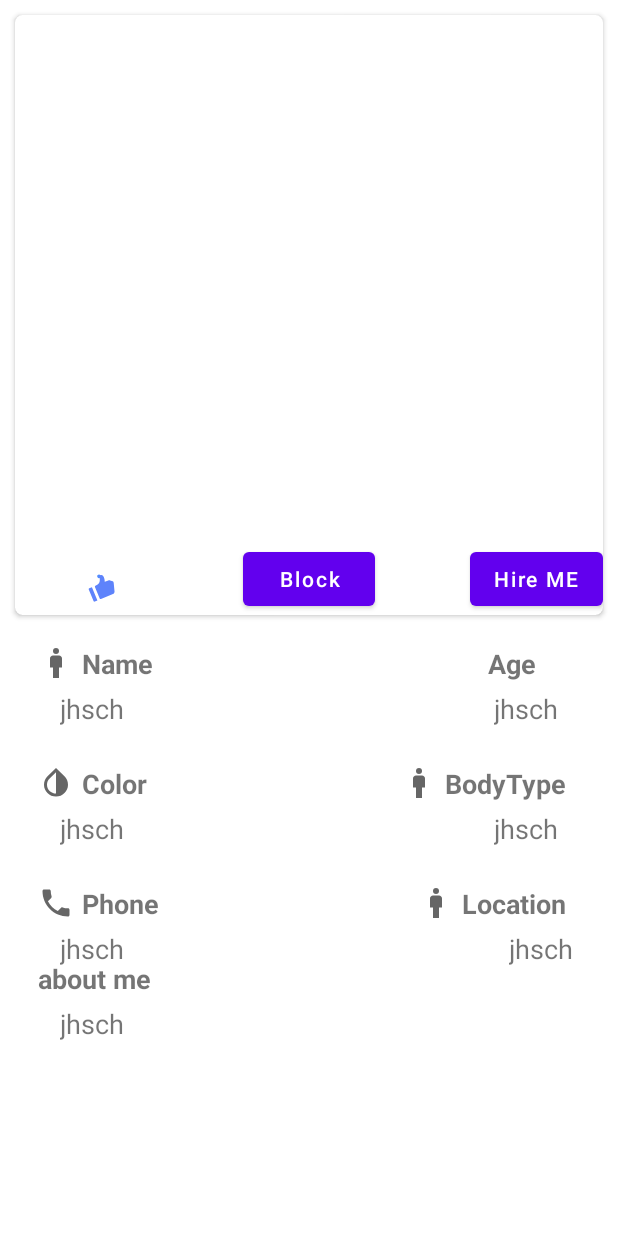
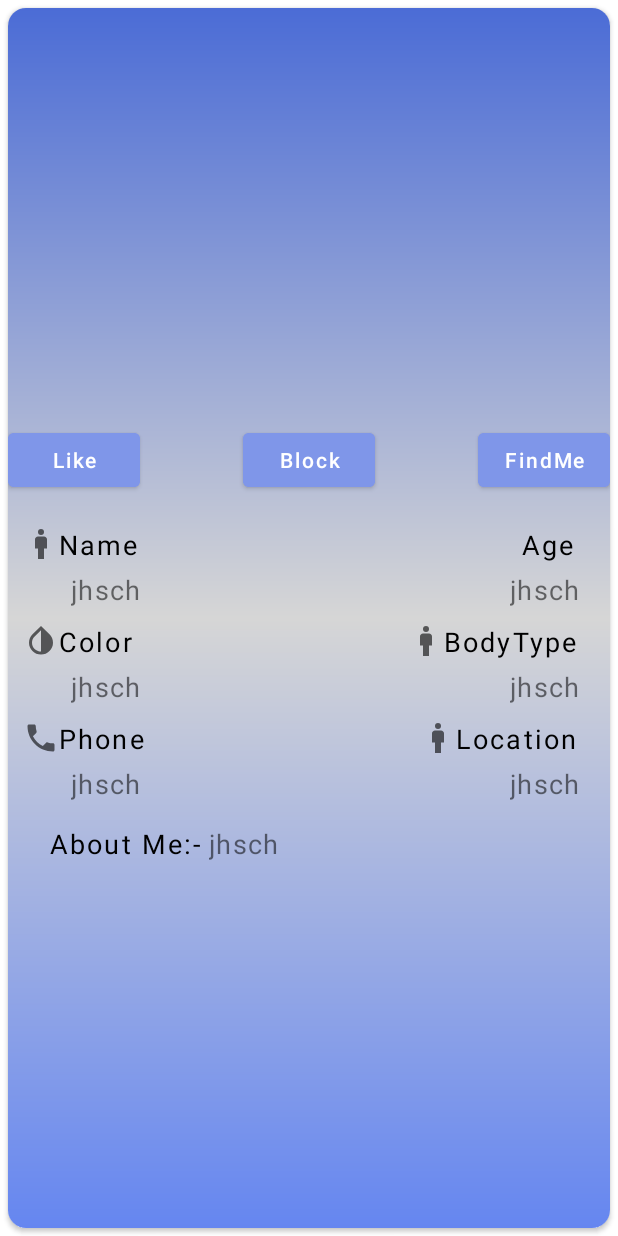
Before and after one commit to sumit2607/GirlFriend_Renting_Service, an Android app: the layout activity_profile_details2.xml on its own in the app's theme, with its tools: preview values and no code run, on a phone screen of 412 x 824 dp. Run offline under Robolectric (Android 15) with nearby library versions, the phone set to English and light mode, and no system bars.

Commit message:
Done............Test........

```diff
--- a/app/src/main/java/com/example/girlfriend_renting_service/ApiClient.java
+++ b/app/src/main/java/com/example/girlfriend_renting_service/ApiClient.java
@@ -4,6 +4,6 @@ import retrofit2.Call;
 import retrofit2.http.GET;
 
 public interface ApiClient {
-    @GET("Sumit19jan/7fda9476a2b4cbef155ca956df276562/raw/558e27c3fb194b3e2304bc6d4169bbf4610c24e3/gistfile1.txt")
+    @GET("Sumit19jan/7fda9476a2b4cbef155ca956df276562/raw/f12f1b54ac51fd9de32bc0ebad28c0eaed3116ea/gistfile1.txt")
     Call<ResponseDTO> getProfile();
 }
--- a/app/src/main/java/com/example/girlfriend_renting_service/ProfileDTO.java
+++ b/app/src/main/java/com/example/girlfriend_renting_service/ProfileDTO.java
@@ -1,7 +1,9 @@
 package com.example.girlfriend_renting_service;
+
 
 import com.google.gson.annotations.SerializedName;
 import java.io.Serializable;
+
 
 public class ProfileDTO implements Serializable {
 
@@ -19,6 +21,21 @@ public class ProfileDTO implements Serializable {
 
 	@SerializedName("color")
 	private String color;
+
+	@SerializedName("location")
+	private String location;
+
+	@SerializedName("phone")
+	private String phone;
+
+	@SerializedName("about_me")
+	private String aboutMe;
+
+	@SerializedName("height")
+	private String height;
+
+	@SerializedName("weight")
+	private String weight;
 
 	@SerializedName("type")
 	private String type;
@@ -43,6 +60,26 @@ public class ProfileDTO implements Serializable {
 		return color;
 	}
 
+	public String getLocation(){
+		return location;
+	}
+
+	public String getPhone(){
+		return phone;
+	}
+
+	public String getAboutMe(){
+		return aboutMe;
+	}
+
+	public String getHeight(){
+		return height;
+	}
+
+	public String getWeight(){
+		return weight;
+	}
+
 	public String getType(){
 		return type;
 	}
--- a/app/src/main/java/com/example/girlfriend_renting_service/viewholder/ProfileViewHolder.java
+++ b/app/src/main/java/com/example/girlfriend_renting_service/viewholder/ProfileViewHolder.java
@@ -2,6 +2,7 @@ package com.example.girlfriend_renting_service.viewholder;
 
 import android.view.View;
 import android.widget.ImageView;
+import android.widget.TextView;
 
 import androidx.annotation.NonNull;
 import androidx.cardview.widget.CardView;
@@ -16,17 +17,20 @@ public class ProfileViewHolder extends RecyclerView.ViewHolder {
 
     private ImageView mIvProfile;
     private CardView mCardView;
+    private TextView mTvName;
     private ItemClickListener itemClickListener;
 
     public ProfileViewHolder(@NonNull View itemView, ItemClickListener itemClickListener) {
         super(itemView);
         mIvProfile = itemView.findViewById(R.id.ivPic);
         mCardView = itemView.findViewById(R.id.cardView);
+        mTvName = itemView.findViewById(R.id.textView5);
         this.itemClickListener = itemClickListener;
     }
 
     public void setData(ProfileDTO profileDTO) {
         Glide.with(mIvProfile).load(profileDTO.getProfileImageUrl()).into(mIvProfile);
+        mTvName.setText(profileDTO.getName());
         mCardView.setOnClickListener(new View.OnClickListener() {
             @Override
             public void onClick(View view) {
--- /dev/null
+++ b/app/src/main/res/drawable/profile_bg.xml
@@ -0,0 +1,9 @@
+<shape xmlns:android="http://schemas.android.com/apk/res/android" android:shape="rectangle" >
+    <gradient
+        android:startColor="#6586F0"
+        android:centerColor="#D6D6D6"
+        android:endColor="#4B6CD6"
+        android:angle="90"/>
+    <corners
+        android:radius="0dp"/>
+</shape>
--- a/app/src/main/res/layout/activity_main.xml
+++ b/app/src/main/res/layout/activity_main.xml
@@ -23,5 +23,6 @@
         android:defaultFocusHighlightEnabled="true"
         android:nextFocusUp="@color/black"
         android:outlineSpotShadowColor="@color/black"
-        app:menu="@menu/bottom_navigation" />
+        app:menu="@menu/bottom_navigation"
+        android:focusable="true" />
 </RelativeLayout>
--- a/app/src/main/res/layout/activity_profile_details2.xml
+++ b/app/src/main/res/layout/activity_profile_details2.xml
@@ -1,48 +1,46 @@
-<LinearLayout xmlns:android="http://schemas.android.com/apk/res/android"
-    xmlns:app="http://schemas.android.com/apk/res-auto"
+<androidx.cardview.widget.CardView
+    xmlns:android="http://schemas.android.com/apk/res/android"
     xmlns:tools="http://schemas.android.com/tools"
     android:layout_width="match_parent"
     android:layout_height="match_parent"
+    xmlns:app="http://schemas.android.com/apk/res-auto"
     android:orientation="vertical"
+    app:cardCornerRadius="12dp"
+    android:elevation="10dp"
+    android:layout_margin="5dp"
     tools:context=".ProfileDetailsActivity">
-
-
-    <androidx.cardview.widget.CardView
+    <LinearLayout
         android:layout_width="match_parent"
-        android:layout_height="wrap_content"
-        android:layout_margin="10dp"
-        android:elevation="10dp"
-        android:padding="5dp"
-        app:cardCornerRadius="5dp">
-
-
+        android:background="@drawable/profile_bg"
+        android:orientation="vertical"
+        android:layout_height="match_parent">
         <RelativeLayout
             android:layout_width="match_parent"
-            android:layout_height="400dp"
+            android:layout_height="325dp"
             android:orientation="horizontal">
 
             <ImageView
                 android:id="@+id/ivImage"
                 android:layout_width="match_parent"
-                android:layout_height="500dp"
+                android:layout_height="300dp"
                 android:scaleType="centerCrop" />
 
-
-            <com.airbnb.lottie.LottieAnimationView
+            <Button
                 android:id="@+id/btnLike"
-                android:layout_width="70dp"
-                android:layout_height="39dp"
+                android:layout_width="wrap_content"
+                android:layout_height="wrap_content"
                 android:layout_alignParentBottom="true"
-                android:layout_marginStart="24dp"
-                android:layout_marginBottom="0dp"
-                app:lottie_autoPlay="true"
-                app:lottie_fileName="like2.json"
-                app:lottie_loop="true" />
+                android:backgroundTint="#7F96E9"
+                android:text="Like"
+                android:textAllCaps="false"
+                android:textColor="@color/white" />
 
             <Button
                 android:id="@+id/btnBlock"
                 android:layout_width="wrap_content"
                 android:layout_height="wrap_content"
+                android:backgroundTint="#7F96E9"
+                android:textColor="@color/white"
                 android:layout_alignParentBottom="true"
                 android:layout_centerHorizontal="true"
                 android:text="Block"
@@ -52,42 +50,39 @@
                 android:id="@+id/btnProceed"
                 android:layout_width="wrap_content"
                 android:layout_height="wrap_content"
+                android:backgroundTint="#7F96E9"
+                android:textColor="@color/white"
                 android:layout_alignParentEnd="true"
                 android:layout_alignParentBottom="true"
                 android:layout_centerHorizontal="true"
-                android:text="Hire ME"
+                android:text="FindMe"
                 android:textAllCaps="false" />
-
         </RelativeLayout>
-
-    </androidx.cardview.widget.CardView>
-
         <RelativeLayout
             android:layout_width="match_parent"
-        android:layout_height="match_parent">
-
-
+            android:layout_margin="10dp"
+            android:layout_height="wrap_content">
 
             <TextView
                 android:id="@+id/n"
                 android:layout_width="wrap_content"
                 android:layout_height="wrap_content"
-            android:layout_marginLeft="25dp"
                 android:layout_marginTop="10dp"
-            android:drawableStart="@drawable/ic_name"
-            android:drawablePadding="5dp"
+                android:letterSpacing="0.08"
                 android:text="Name "
+                android:textColor="@color/black"
                 android:textSize="18sp"
-            android:textStyle="bold" />
+
+                app:drawableStartCompat="@drawable/ic_name" />
 
             <TextView
                 android:id="@+id/name"
                 android:layout_width="wrap_content"
                 android:layout_height="wrap_content"
+                android:letterSpacing="0.05"
                 android:layout_below="@id/n"
-            android:layout_marginLeft="40dp"
+                android:layout_marginStart="32dp"
                 android:layout_marginTop="5dp"
-            android:drawablePadding="5dp"
                 android:text="jhsch"
                 android:textSize="18sp" />
 
@@ -97,20 +92,22 @@
                 android:layout_height="wrap_content"
                 android:layout_alignParentEnd="true"
                 android:layout_marginTop="10dp"
-            android:layout_marginRight="50dp"
+                android:layout_marginEnd="8dp"
+                android:letterSpacing="0.08"
                 android:text="Age "
-            android:textSize="18sp"
-            android:textStyle="bold" />
+                android:textColor="@color/black"
+                android:textSize="18sp" />
 
             <TextView
                 android:id="@+id/age"
                 android:layout_width="wrap_content"
                 android:layout_height="wrap_content"
+                android:letterSpacing="0.05"
                 android:layout_below="@id/n"
+
                 android:layout_alignParentEnd="true"
                 android:layout_marginTop="5dp"
-            android:layout_marginRight="40dp"
-            android:drawablePadding="5dp"
+                android:layout_marginEnd="10dp"
                 android:text="jhsch"
                 android:textSize="18sp" />
 
@@ -118,20 +115,22 @@
                 android:id="@+id/c"
                 android:layout_width="wrap_content"
                 android:layout_height="wrap_content"
-            android:layout_marginLeft="25dp"
-            android:layout_marginTop="90dp"
-            android:drawableStart="@drawable/ic_color"
-            android:drawablePadding="5dp"
+                android:layout_below="@id/name"
+                android:layout_marginTop="10dp"
+                android:letterSpacing="0.08"
                 android:text="Color"
+                android:textColor="@color/black"
                 android:textSize="18sp"
-            android:textStyle="bold" />
+
+                app:drawableStartCompat="@drawable/ic_color" />
 
             <TextView
                 android:id="@+id/color"
                 android:layout_width="wrap_content"
                 android:layout_height="wrap_content"
                 android:layout_below="@id/c"
-            android:layout_marginLeft="40dp"
+                android:letterSpacing="0.05"
+                android:layout_marginStart="32dp"
                 android:layout_marginTop="5dp"
                 android:drawablePadding="5dp"
                 android:text="jhsch"
@@ -141,14 +140,14 @@
                 android:id="@+id/b"
                 android:layout_width="wrap_content"
                 android:layout_height="wrap_content"
+                android:layout_below="@id/age"
                 android:layout_alignParentEnd="true"
-            android:layout_marginTop="90dp"
-            android:layout_marginRight="25dp"
-            android:drawableStart="@drawable/ic_name"
-            android:drawablePadding="5dp"
+                android:layout_marginTop="10dp"
+                android:letterSpacing="0.08"
                 android:text="BodyType  "
+                android:textColor="@color/black"
                 android:textSize="18sp"
-            android:textStyle="bold" />
+                app:drawableStartCompat="@drawable/ic_name" />
 
             <TextView
                 android:id="@+id/body"
@@ -157,8 +156,9 @@
                 android:layout_below="@id/b"
                 android:layout_alignParentEnd="true"
                 android:layout_marginTop="5dp"
-            android:layout_marginRight="40dp"
+                android:layout_marginEnd="10dp"
                 android:drawablePadding="5dp"
+                android:letterSpacing="0.05"
                 android:text="jhsch"
                 android:textSize="18sp" />
 
@@ -166,21 +166,23 @@
                 android:id="@+id/p"
                 android:layout_width="wrap_content"
                 android:layout_height="wrap_content"
-            android:layout_marginLeft="25dp"
-            android:layout_marginTop="170dp"
-            android:drawableStart="@drawable/ic_phone"
-            android:drawablePadding="5dp"
+                android:layout_below="@id/color"
+                android:layout_marginTop="10dp"
+                android:letterSpacing="0.08"
                 android:text="Phone"
+                android:textColor="@color/black"
                 android:textSize="18sp"
-            android:textStyle="bold" />
+
+                app:drawableStartCompat="@drawable/ic_phone" />
 
             <TextView
                 android:id="@+id/phone"
                 android:layout_width="wrap_content"
                 android:layout_height="wrap_content"
                 android:layout_below="@id/p"
-            android:layout_marginLeft="40dp"
+                android:layout_marginStart="32dp"
                 android:layout_marginTop="5dp"
+                android:letterSpacing="0.05"
                 android:drawablePadding="5dp"
                 android:text="jhsch"
                 android:textSize="18sp" />
@@ -189,14 +191,14 @@
                 android:id="@+id/l"
                 android:layout_width="wrap_content"
                 android:layout_height="wrap_content"
+                android:layout_below="@id/body"
                 android:layout_alignParentEnd="true"
-            android:layout_marginTop="170dp"
-            android:layout_marginRight="25dp"
-            android:drawableStart="@drawable/ic_name"
-            android:drawablePadding="5dp"
+                android:layout_marginTop="10dp"
+                android:letterSpacing="0.08"
                 android:text="Location  "
+                android:textColor="@color/black"
                 android:textSize="18sp"
-            android:textStyle="bold" />
+                app:drawableStartCompat="@drawable/ic_name" />
 
             <TextView
                 android:id="@+id/location"
@@ -205,34 +207,36 @@
                 android:layout_below="@id/l"
                 android:layout_alignParentEnd="true"
                 android:layout_marginTop="5dp"
-            android:layout_marginRight="30dp"
+                android:layout_marginEnd="10dp"
                 android:drawablePadding="5dp"
+                android:letterSpacing="0.05"
                 android:text="jhsch"
                 android:textSize="18sp" />
-
-
+        </RelativeLayout>
+        <LinearLayout
+            android:layout_width="match_parent"
+            android:orientation="horizontal"
+            android:layout_height="wrap_content">
             <TextView
-            android:id="@+id/ab"
                 android:layout_width="wrap_content"
                 android:layout_height="wrap_content"
-            android:layout_marginLeft="25dp"
-            android:layout_marginTop="220dp"
-            android:drawablePadding="5dp"
-            android:text="about me"
-            android:textSize="18sp"
-            android:textStyle="bold" />
+                android:layout_marginTop="5dp"
+                android:textColor="@color/black"
+                android:letterSpacing="0.08"
+                android:layout_marginStart="28dp"
+                android:text="About Me:-"
+                android:textSize="18sp"/>
 
             <TextView
                 android:id="@+id/about"
                 android:layout_width="wrap_content"
                 android:layout_height="wrap_content"
-            android:layout_below="@id/ab"
-            android:layout_marginLeft="40dp"
+                android:layout_marginStart="5dp"
+                android:letterSpacing="0.05"
                 android:layout_marginTop="5dp"
-            android:drawablePadding="5dp"
                 android:text="jhsch"
                 android:textSize="18sp" />
+        </LinearLayout>
 
-
-    </RelativeLayout>
     </LinearLayout>
+</androidx.cardview.widget.CardView>
--- a/app/src/main/res/layout/item_layout_profile.xml
+++ b/app/src/main/res/layout/item_layout_profile.xml
@@ -18,18 +18,20 @@
         android:layout_width="match_parent"
         android:layout_height="match_parent">
 
-
         <TextView
             android:id="@+id/textView5"
-            android:layout_width="132dp"
+            android:layout_width="wrap_content"
+            android:layout_centerVertical="true"
             android:layout_height="wrap_content"
+
+            android:textAlignment="center"
             android:layout_alignParentStart="true"
-            android:layout_alignParentTop="true"
-            android:layout_marginStart="3dp"
+            android:letterSpacing="0.1"
+            android:layout_marginStart="6dp"
             android:layout_marginTop="0dp"
             android:text="Shubhi Mishra"
             android:textColor="@color/black"
-            android:textSize="17dp"
+            android:textSize="17sp"
             android:textStyle="bold" />
 
         <com.airbnb.lottie.LottieAnimationView
@@ -43,11 +45,6 @@
             app:lottie_autoPlay="true"
             app:lottie_fileName="verify.json"
             app:lottie_loop="true" />
-
-
-
-
-
     </RelativeLayout>
     <ImageView
         android:id="@+id/ivPic"
```
Also changed, not shown: app/src/main/AndroidManifest.xml (+4 -4 lines). Lines whose indentation alone changed are shown as unchanged.
